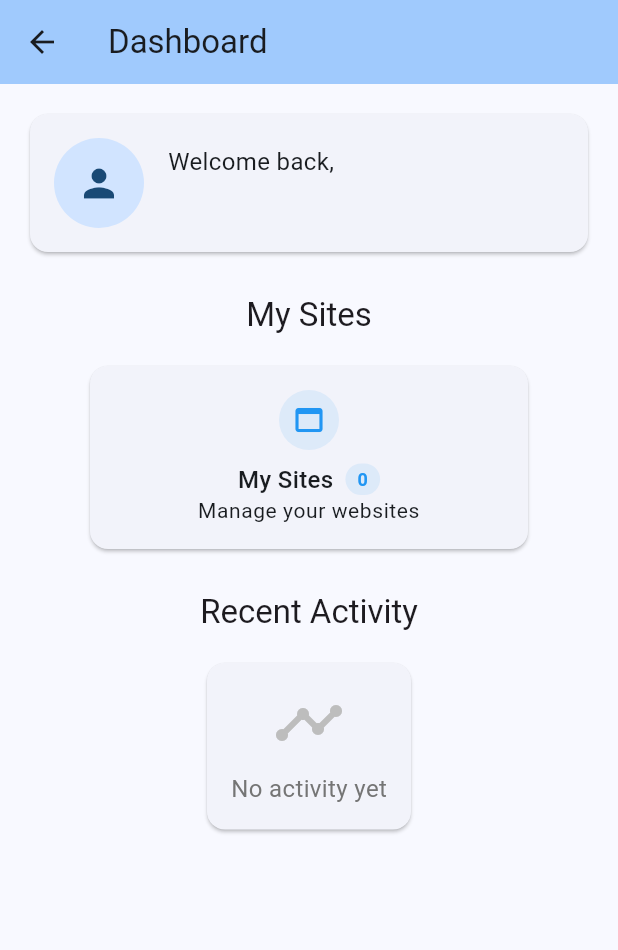
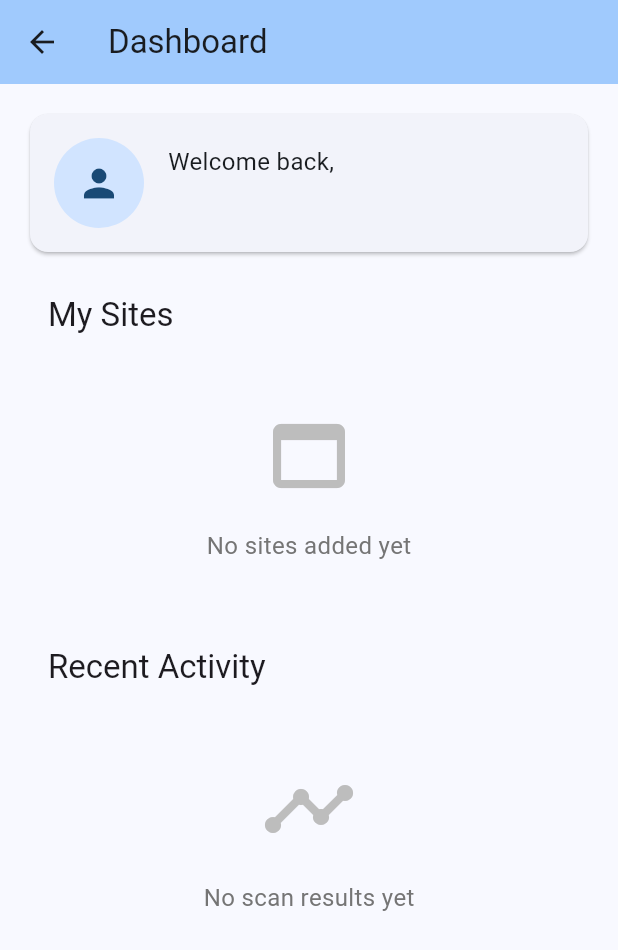
Before and after one commit to netplanmyj/sitecat, a Flutter app: the DashboardScreen screen opened directly, on a phone screen of 412 x 824 dp. Shown: the top 950 px of the screen. Run offline on Flutter 3.47's test engine with Material 3 defaults, Android fonts, the phone set to English and light mode, and no system bars; our stand-ins replace cloud_firestore, firebase_auth, firebase_core, google_sign_in, logger; accounts and stored records are empty; generated files the repository leaves out were written again.

Commit message:
DashboardのMy Sites表示を具体的なサイト名に改善 Fixes #97

```diff
--- a/lib/main.dart
+++ b/lib/main.dart
@@ -95,6 +95,11 @@ class _AuthenticatedHomeState extends State<AuthenticatedHome> {
             _currentIndex = 1; // Switch to Sites tab
           });
         },
+        onNavigateToResults: () {
+          setState(() {
+            _currentIndex = 2; // Switch to Results tab
+          });
+        },
       ),
       const SitesScreen(),
       const ResultsScreen(),
--- a/lib/screens/dashboard_screen.dart
+++ b/lib/screens/dashboard_screen.dart
@@ -2,16 +2,21 @@ import 'package:flutter/material.dart';
 import 'package:provider/provider.dart';
 import '../providers/auth_provider.dart';
 import '../providers/site_provider.dart';
-import '../services/monitoring_service.dart';
-import '../services/link_checker_service.dart';
-import '../models/monitoring_result.dart';
+import '../providers/link_checker_provider.dart';
+import '../models/site.dart';
 import '../models/broken_link.dart';
+import 'site_detail_screen.dart';
 
 /// ダッシュボード画面
 class DashboardScreen extends StatelessWidget {
   final VoidCallback? onNavigateToSites;
+  final VoidCallback? onNavigateToResults;
 
-  const DashboardScreen({super.key, this.onNavigateToSites});
+  const DashboardScreen({
+    super.key,
+    this.onNavigateToSites,
+    this.onNavigateToResults,
+  });
 
   @override
   Widget build(BuildContext context) {
@@ -34,22 +39,14 @@ class DashboardScreen extends StatelessWidget {
                 const SizedBox(height: 24),
 
                 // My Sites Section
-                const _MySitesSection(),
+                _MySitesSection(
+                  onNavigateToSites: onNavigateToSites,
+                ),
                 const SizedBox(height: 24),
 
-                // Recent Activity placeholder
-                Center(
-                  child: Text(
-                    'Recent Activity',
-                    style: Theme.of(context).textTheme.titleLarge,
-                  ),
-                ),
-                const SizedBox(height: 16),
-                Center(
-                  child: ConstrainedBox(
-                    constraints: const BoxConstraints(maxWidth: 300),
-                    child: const _RecentActivityCard(),
-                  ),
+                // Recent Activity Section
+                _RecentActivitySection(
+                  onNavigateToResults: onNavigateToResults,
                 ),
               ],
             ),
@@ -105,36 +102,76 @@ class _WelcomeCard extends StatelessWidget {
 }
 
 class _MySitesSection extends StatelessWidget {
-  const _MySitesSection();
+  final VoidCallback? onNavigateToSites;
+
+  const _MySitesSection({this.onNavigateToSites});
 
   @override
   Widget build(BuildContext context) {
-    // Find the parent DashboardScreen to get the callback
-    final dashboardScreen = context
-        .findAncestorWidgetOfExactType<DashboardScreen>();
-
     return Consumer<SiteProvider>(
       builder: (context, siteProvider, child) {
-        final stats = siteProvider.getSiteStatistics();
-        final totalSites = stats['total'] ?? 0;
+        final sites = siteProvider.sites.take(5).toList();
 
         return Column(
+          crossAxisAlignment: CrossAxisAlignment.start,
           children: [
-            Text('My Sites', style: Theme.of(context).textTheme.titleLarge),
+            Padding(
+              padding: const EdgeInsets.symmetric(horizontal: 16),
+              child: Text(
+                'My Sites',
+                style: Theme.of(context).textTheme.titleLarge,
+              ),
+            ),
             const SizedBox(height: 16),
+
+            // Site cards (max 5)
+            if (sites.isEmpty)
               Center(
-              child: ConstrainedBox(
-                constraints: const BoxConstraints(maxWidth: 300),
-                child: _ActionCard(
-                  title: 'My Sites',
-                  subtitle: 'Manage your websites',
-                  icon: Icons.web_asset,
-                  color: Colors.blue,
-                  count: totalSites,
-                  onTap: () {
-                    // Use callback if available, otherwise do nothing
-                    dashboardScreen?.onNavigateToSites?.call();
+                child: Padding(
+                  padding: const EdgeInsets.all(32),
+                  child: Column(
+                    children: [
+                      Icon(
+                        Icons.web_asset,
+                        size: 64,
+                        color: Colors.grey.shade400,
+                      ),
+                      const SizedBox(height: 16),
+                      Text(
+                        'No sites added yet',
+                        style: TextStyle(
+                          fontSize: 16,
+                          color: Colors.grey.shade600,
+                        ),
+                      ),
+                    ],
+                  ),
+                ),
+              )
+            else
+              ListView.builder(
+                shrinkWrap: true,
+                physics: const NeverScrollableScrollPhysics(),
+                padding: const EdgeInsets.symmetric(horizontal: 16),
+                itemCount: sites.length,
+                itemBuilder: (context, index) {
+                  final site = sites[index];
+                  return _SiteCard(site: site);
                 },
+              ),
+
+            // All Sites button
+            if (sites.isNotEmpty)
+              Padding(
+                padding: const EdgeInsets.symmetric(horizontal: 16, vertical: 8),
+                child: Center(
+                  child: TextButton.icon(
+                    onPressed: onNavigateToSites,
+                    icon: const Icon(Icons.arrow_forward),
+                    label: Text(
+                      'All Sites (${siteProvider.sites.length})',
+                      style: const TextStyle(fontWeight: FontWeight.w500),
+                    ),
                   ),
                 ),
               ),
@@ -145,230 +182,167 @@ class _MySitesSection extends StatelessWidget {
   }
 }
 
-class _ActionCard extends StatelessWidget {
-  final String title;
-  final String subtitle;
-  final IconData icon;
-  final Color color;
-  final VoidCallback onTap;
-  final int? count;
+class _SiteCard extends StatelessWidget {
+  final Site site;
 
-  const _ActionCard({
-    required this.title,
-    required this.subtitle,
-    required this.icon,
-    required this.color,
-    required this.onTap,
-    this.count,
-  });
+  const _SiteCard({required this.site});
 
   @override
   Widget build(BuildContext context) {
     return Card(
-      child: InkWell(
-        onTap: onTap,
-        borderRadius: BorderRadius.circular(8),
-        child: Padding(
-          padding: const EdgeInsets.all(16),
-          child: Column(
-            children: [
-              CircleAvatar(
-                backgroundColor: color.withValues(alpha: 0.1),
-                child: Icon(icon, color: color),
+      margin: const EdgeInsets.only(bottom: 8),
+      child: ListTile(
+        leading: CircleAvatar(
+          backgroundColor: Colors.blue.shade100,
+          child: Icon(Icons.language, color: Colors.blue.shade700),
         ),
-              const SizedBox(height: 8),
-              Row(
-                mainAxisAlignment: MainAxisAlignment.center,
+        title: Text(
+          site.name,
+          style: const TextStyle(fontWeight: FontWeight.w500),
+        ),
+        subtitle: Column(
+          crossAxisAlignment: CrossAxisAlignment.start,
           children: [
             Text(
-                    title,
-                    style: const TextStyle(fontWeight: FontWeight.w500),
-                    textAlign: TextAlign.center,
+              site.displayUrl,
+              style: TextStyle(color: Colors.grey.shade600),
             ),
-                  if (count != null) ...[
-                    const SizedBox(width: 8),
-                    Container(
-                      padding: const EdgeInsets.symmetric(
-                        horizontal: 8,
-                        vertical: 2,
-                      ),
-                      decoration: BoxDecoration(
-                        color: color.withValues(alpha: 0.1),
-                        borderRadius: BorderRadius.circular(12),
-                      ),
-                      child: Text(
-                        '$count',
-                        style: TextStyle(
-                          color: color,
-                          fontSize: 12,
-                          fontWeight: FontWeight.bold,
-                        ),
-                      ),
-                    ),
-                  ],
-                ],
-              ),
+            const SizedBox(height: 4),
+            Row(
+              children: [
+                Icon(Icons.schedule, size: 14, color: Colors.grey.shade500),
+                const SizedBox(width: 4),
                 Text(
-                subtitle,
-                style: Theme.of(context).textTheme.bodySmall,
-                textAlign: TextAlign.center,
+                  'Every ${site.checkIntervalDisplay}',
+                  style: TextStyle(fontSize: 12, color: Colors.grey.shade500),
                 ),
               ],
             ),
+          ],
         ),
+        trailing: const Icon(Icons.chevron_right),
+        onTap: () {
+          Navigator.of(context).push(
+            MaterialPageRoute(
+              builder: (context) => SiteDetailScreen(site: site),
+            ),
+          );
+        },
       ),
     );
   }
 }
 
-class _RecentActivityCard extends StatelessWidget {
-  const _RecentActivityCard();
+class _RecentActivitySection extends StatelessWidget {
+  final VoidCallback? onNavigateToResults;
+
+  const _RecentActivitySection({this.onNavigateToResults});
 
   @override
   Widget build(BuildContext context) {
-    final monitoringService = MonitoringService();
-    final linkCheckerService = LinkCheckerService();
+    return Consumer<LinkCheckerProvider>(
+      builder: (context, linkCheckerProvider, child) {
+        final allResults = linkCheckerProvider
+            .getAllCheckHistory()
+            .take(5)
+            .toList();
 
-    return Consumer<SiteProvider>(
-      builder: (context, siteProvider, child) {
-        // サイトが1つもない場合はプレースホルダーを表示
-        if (siteProvider.sites.isEmpty) {
-          return Card(
+        return Column(
+          crossAxisAlignment: CrossAxisAlignment.start,
+          children: [
+            Padding(
+              padding: const EdgeInsets.symmetric(horizontal: 16),
+              child: Text(
+                'Recent Activity',
+                style: Theme.of(context).textTheme.titleLarge,
+              ),
+            ),
+            const SizedBox(height: 16),
+
+            // Results list (max 5)
+            if (allResults.isEmpty)
+              Center(
                 child: Padding(
-              padding: const EdgeInsets.all(16),
+                  padding: const EdgeInsets.all(32),
                   child: Column(
                     children: [
-                  Icon(Icons.timeline, size: 48, color: Colors.grey.shade400),
-                  const SizedBox(height: 8),
+                      Icon(
+                        Icons.timeline,
+                        size: 64,
+                        color: Colors.grey.shade400,
+                      ),
+                      const SizedBox(height: 16),
                       Text(
-                    'No activity yet',
-                    style: TextStyle(color: Colors.grey.shade600),
+                        'No scan results yet',
+                        style: TextStyle(
+                          fontSize: 16,
+                          color: Colors.grey.shade600,
+                        ),
                       ),
                     ],
                   ),
                 ),
+              )
+            else
+              Consumer<SiteProvider>(
+                builder: (context, siteProvider, child) {
+                  return ListView.builder(
+                    shrinkWrap: true,
+                    physics: const NeverScrollableScrollPhysics(),
+                    padding: const EdgeInsets.symmetric(horizontal: 16),
+                    itemCount: allResults.length,
+                    itemBuilder: (context, index) {
+                      final item = allResults[index];
+                      final site = siteProvider.sites.firstWhere(
+                        (s) => s.id == item.siteId,
+                        orElse: () => Site(
+                          id: item.siteId,
+                          userId: '',
+                          name: 'Unknown Site',
+                          url: '',
+                          checkInterval: 60,
+                          createdAt: DateTime.now(),
+                          updatedAt: DateTime.now(),
+                        ),
                       );
-        }
+                      return _ResultCard(
+                        site: site,
+                        result: item.result,
+                      );
+                    },
+                  );
+                },
+              ),
 
-        // 最初のサイトの最新結果を取得
-        final site = siteProvider.sites.first;
-
-        return FutureBuilder<(MonitoringResult?, LinkCheckResult?)>(
-          future:
-              Future.wait([
-                monitoringService.getLatestResult(site.id),
-                linkCheckerService.getLatestCheckResult(site.id),
-              ]).then(
-                (results) => (
-                  results[0] as MonitoringResult?,
-                  results[1] as LinkCheckResult?,
+            // All Results button
+            if (allResults.isNotEmpty)
+              Padding(
+                padding: const EdgeInsets.symmetric(horizontal: 16, vertical: 8),
+                child: Center(
+                  child: TextButton.icon(
+                    onPressed: onNavigateToResults,
+                    icon: const Icon(Icons.arrow_forward),
+                    label: const Text(
+                      'All Results',
+                      style: TextStyle(fontWeight: FontWeight.w500),
                     ),
                   ),
-          builder: (context, snapshot) {
-            if (snapshot.connectionState == ConnectionState.waiting) {
-              return const Card(
-                child: Padding(
-                  padding: EdgeInsets.all(16),
-                  child: Center(child: CircularProgressIndicator()),
                 ),
-              );
-            }
-
-            final monitoringResult = snapshot.data?.$1;
-            final linkCheckResult = snapshot.data?.$2;
-
-            // 両方の結果がない場合
-            if (monitoringResult == null && linkCheckResult == null) {
-              return Card(
-                child: Padding(
-                  padding: const EdgeInsets.all(16),
-                  child: Column(
-                    children: [
-                      Icon(
-                        Icons.timeline,
-                        size: 48,
-                        color: Colors.grey.shade400,
-                      ),
-                      const SizedBox(height: 8),
-                      Text(
-                        'No checks performed yet',
-                        style: TextStyle(color: Colors.grey.shade600),
               ),
           ],
-                  ),
-                ),
-              );
-            }
-
-            return Card(
-              child: Padding(
-                padding: const EdgeInsets.all(16),
-                child: Column(
-                  crossAxisAlignment: CrossAxisAlignment.start,
-                  children: [
-                    // Site Check結果
-                    if (monitoringResult != null) ...[
-                      _ActivityItem(
-                        icon: monitoringResult.isUp
-                            ? Icons.check_circle
-                            : Icons.error,
-                        iconColor: monitoringResult.isUp
-                            ? Colors.green
-                            : Colors.red,
-                        title: 'Latest Site Check',
-                        subtitle:
-                            '${site.name} - ${monitoringResult.isUp ? "Up" : "Down"}',
-                        timestamp: monitoringResult.timestamp,
-                        details:
-                            '${monitoringResult.statusCode} (${monitoringResult.responseTime}ms)',
-                      ),
-                      if (linkCheckResult != null) const Divider(height: 24),
-                    ],
-
-                    // Link Check結果
-                    if (linkCheckResult != null) ...[
-                      _ActivityItem(
-                        icon: linkCheckResult.brokenLinks == 0
-                            ? Icons.link
-                            : Icons.link_off,
-                        iconColor: linkCheckResult.brokenLinks == 0
-                            ? Colors.blue
-                            : Colors.orange,
-                        title: 'Latest Link Check',
-                        subtitle: site.name,
-                        timestamp: linkCheckResult.timestamp,
-                        details: linkCheckResult.brokenLinks == 0
-                            ? '${linkCheckResult.totalLinks} links checked - All OK'
-                            : '${linkCheckResult.brokenLinks}/${linkCheckResult.totalLinks} broken links',
-                      ),
-                    ],
-                  ],
-                ),
-              ),
-            );
-          },
         );
       },
     );
   }
 }
 
-/// Recent Activity Item Widget
-class _ActivityItem extends StatelessWidget {
-  final IconData icon;
-  final Color iconColor;
-  final String title;
-  final String subtitle;
-  final DateTime timestamp;
-  final String details;
+class _ResultCard extends StatelessWidget {
+  final Site site;
+  final LinkCheckResult result;
 
-  const _ActivityItem({
-    required this.icon,
-    required this.iconColor,
-    required this.title,
-    required this.subtitle,
-    required this.timestamp,
-    required this.details,
+  const _ResultCard({
+    required this.site,
+    required this.result,
   });
 
   String _formatTimestamp(DateTime timestamp) {
@@ -390,40 +364,52 @@ class _ActivityItem extends StatelessWidget {
 
   @override
   Widget build(BuildContext context) {
-    return Row(
-      crossAxisAlignment: CrossAxisAlignment.start,
-      children: [
-        Icon(icon, color: iconColor, size: 20),
-        const SizedBox(width: 12),
-        Expanded(
-          child: Column(
+    final hasIssues = result.brokenLinks > 0;
+
+    return Card(
+      margin: const EdgeInsets.only(bottom: 8),
+      child: ListTile(
+        leading: CircleAvatar(
+          backgroundColor: hasIssues
+              ? Colors.orange.shade100
+              : Colors.green.shade100,
+          child: Icon(
+            hasIssues ? Icons.link_off : Icons.check_circle,
+            color: hasIssues ? Colors.orange.shade700 : Colors.green.shade700,
+          ),
+        ),
+        title: Text(
+          site.name,
+          style: const TextStyle(fontWeight: FontWeight.w500),
+        ),
+        subtitle: Column(
           crossAxisAlignment: CrossAxisAlignment.start,
           children: [
             Text(
-                title,
-                style: const TextStyle(
-                  fontWeight: FontWeight.w500,
+              hasIssues
+                  ? '${result.brokenLinks}/${result.totalLinks} broken links'
+                  : '${result.totalLinks} links checked - All OK',
+              style: TextStyle(
+                color: hasIssues ? Colors.orange.shade700 : Colors.grey.shade600,
                 fontSize: 13,
               ),
             ),
-              const SizedBox(height: 2),
+            const SizedBox(height: 4),
             Text(
-                subtitle,
-                style: TextStyle(fontSize: 12, color: Colors.grey.shade700),
-              ),
-              const SizedBox(height: 2),
-              Text(
-                details,
-                style: TextStyle(fontSize: 11, color: Colors.grey.shade600),
+              _formatTimestamp(result.timestamp),
+              style: TextStyle(fontSize: 12, color: Colors.grey.shade500),
             ),
           ],
         ),
+        trailing: const Icon(Icons.chevron_right),
+        onTap: () {
+          Navigator.of(context).push(
+            MaterialPageRoute(
+              builder: (context) => SiteDetailScreen(site: site),
             ),
-        Text(
-          _formatTimestamp(timestamp),
-          style: TextStyle(fontSize: 11, color: Colors.grey.shade500),
+          );
+        },
       ),
-      ],
     );
   }
 }
```
Also changed, not shown: lib/providers/link_checker_provider.dart (+20 -4 lines), lib/screens/site_detail_screen.dart (+22 -1 lines), 1 other file. Lines whose indentation alone changed are shown as unchanged.
